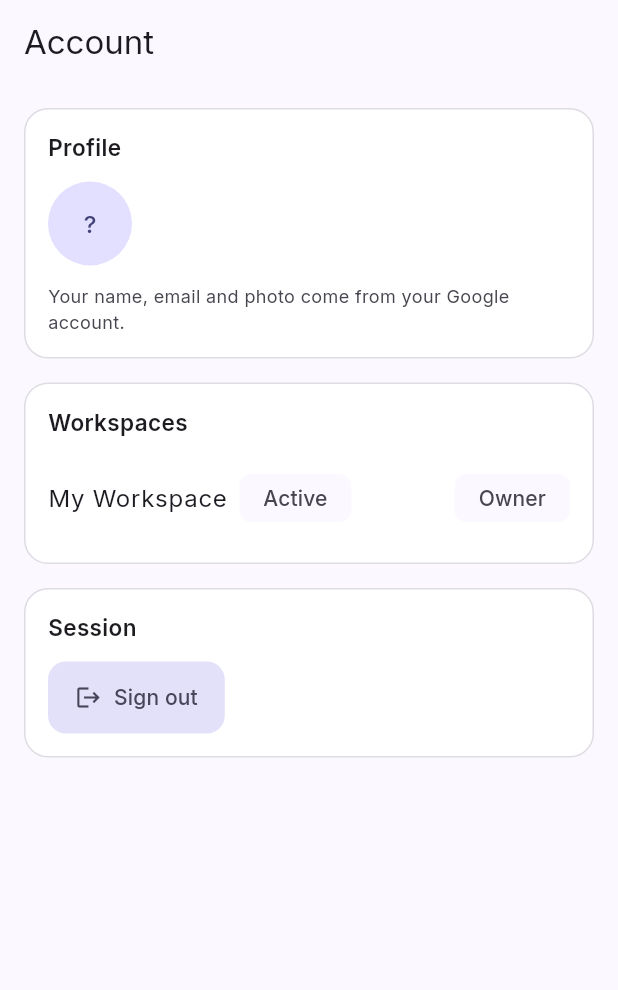
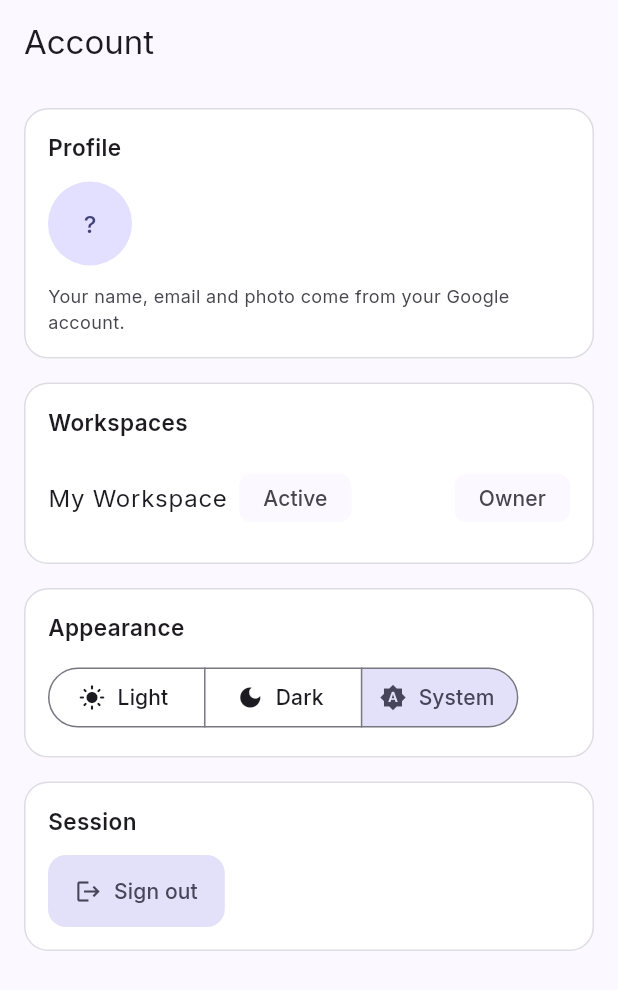
Before and after one commit to TheCoderAS/nizkhata, a Flutter app: the ProfileScreen screen opened by its route, on a phone screen of 412 x 824 dp. Shown: the top 990 px of the screen. Run offline on Flutter 3.47's test engine with Material 3 defaults, Android fonts, the phone set to English and light mode, and no system bars; our stand-ins replace cloud_firestore, firebase_auth, firebase_core, fl_chart, go_router, google_fonts and 3 more; accounts and stored records are empty.

Commit message:
Theme toggle: ThemeController (persisted) wired into MaterialApp + Appearance segmented control in Profile

```diff
--- a/mobile/lib/main.dart
+++ b/mobile/lib/main.dart
@@ -9,6 +9,7 @@ import 'firebase_options.dart';
 import 'router.dart';
 import 'state/auth_controller.dart';
 import 'state/data_controller.dart';
+import 'state/theme_controller.dart';
 import 'state/workspace_controller.dart';
 
 Future<void> main() async {
@@ -26,6 +27,7 @@ class NizkhataApp extends StatelessWidget {
   Widget build(BuildContext context) {
     return MultiProvider(
       providers: [
+        ChangeNotifierProvider(create: (_) => ThemeController()),
         ChangeNotifierProvider(create: (_) => AuthController()),
         ChangeNotifierProxyProvider<AuthController, WorkspaceController>(
           create: (_) => WorkspaceController(),
@@ -65,7 +67,7 @@ class _RootState extends State<_Root> {
       debugShowCheckedModeBanner: false,
       theme: buildLightTheme(),
       darkTheme: buildDarkTheme(),
-      themeMode: ThemeMode.system,
+      themeMode: context.watch<ThemeController>().mode,
       routerConfig: router,
     );
   }
--- a/mobile/lib/screens/profile_screen.dart
+++ b/mobile/lib/screens/profile_screen.dart
@@ -11,6 +11,7 @@ import '../core/theme.dart';
 import '../data/models.dart';
 import '../data/mutations.dart';
 import '../state/auth_controller.dart';
+import '../state/theme_controller.dart';
 import '../state/workspace_controller.dart';
 import '../widgets/common.dart';
 
@@ -80,6 +81,20 @@ class ProfileScreen extends StatelessWidget {
                         _workspaceTile(context, ws, w, uid),
                     ],
                   ),
+          ),
+          const SizedBox(height: 16),
+          SectionCard(
+            title: 'Appearance',
+            child: SegmentedButton<ThemeMode>(
+              segments: const [
+                ButtonSegment(value: ThemeMode.light, label: Text('Light'), icon: Icon(Icons.light_mode)),
+                ButtonSegment(value: ThemeMode.dark, label: Text('Dark'), icon: Icon(Icons.dark_mode)),
+                ButtonSegment(value: ThemeMode.system, label: Text('System'), icon: Icon(Icons.brightness_auto)),
+              ],
+              selected: {context.watch<ThemeController>().mode},
+              showSelectedIcon: false,
+              onSelectionChanged: (s) => context.read<ThemeController>().setMode(s.first),
+            ),
           ),
           const SizedBox(height: 16),
           SectionCard(
--- /dev/null
+++ b/mobile/lib/state/theme_controller.dart
@@ -0,0 +1,39 @@
+// App theme mode (light/dark/system), persisted — ports the web Appearance
+// toggle. Wired into MaterialApp.router in main.dart.
+
+import 'package:flutter/material.dart';
+import 'package:shared_preferences/shared_preferences.dart';
+
+class ThemeController extends ChangeNotifier {
+  ThemeMode mode = ThemeMode.system;
+
+  ThemeController() {
+    _load();
+  }
+
+  static ThemeMode _parse(String? v) => switch (v) {
+        'light' => ThemeMode.light,
+        'dark' => ThemeMode.dark,
+        _ => ThemeMode.system,
+      };
+
+  static String _encode(ThemeMode m) => switch (m) {
+        ThemeMode.light => 'light',
+        ThemeMode.dark => 'dark',
+        ThemeMode.system => 'system',
+      };
+
+  Future<void> _load() async {
+    final p = await SharedPreferences.getInstance();
+    mode = _parse(p.getString('themeMode'));
+    notifyListeners();
+  }
+
+  Future<void> setMode(ThemeMode m) async {
+    if (m == mode) return;
+    mode = m;
+    notifyListeners();
+    final p = await SharedPreferences.getInstance();
+    await p.setString('themeMode', _encode(m));
+  }
+}
```
